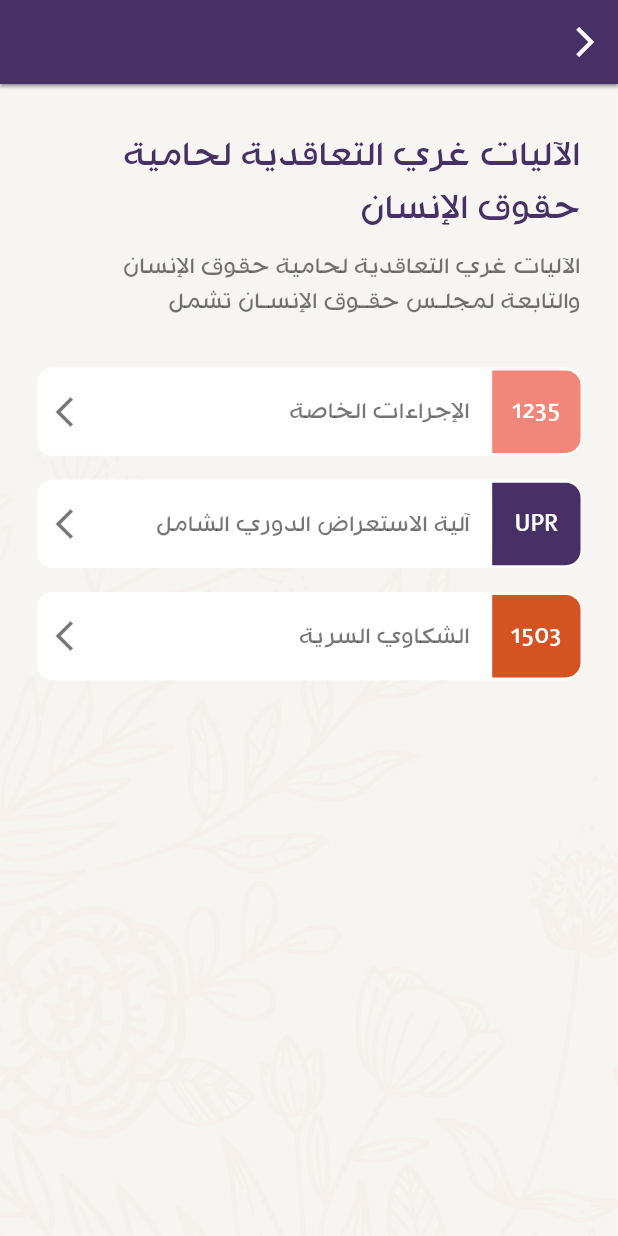
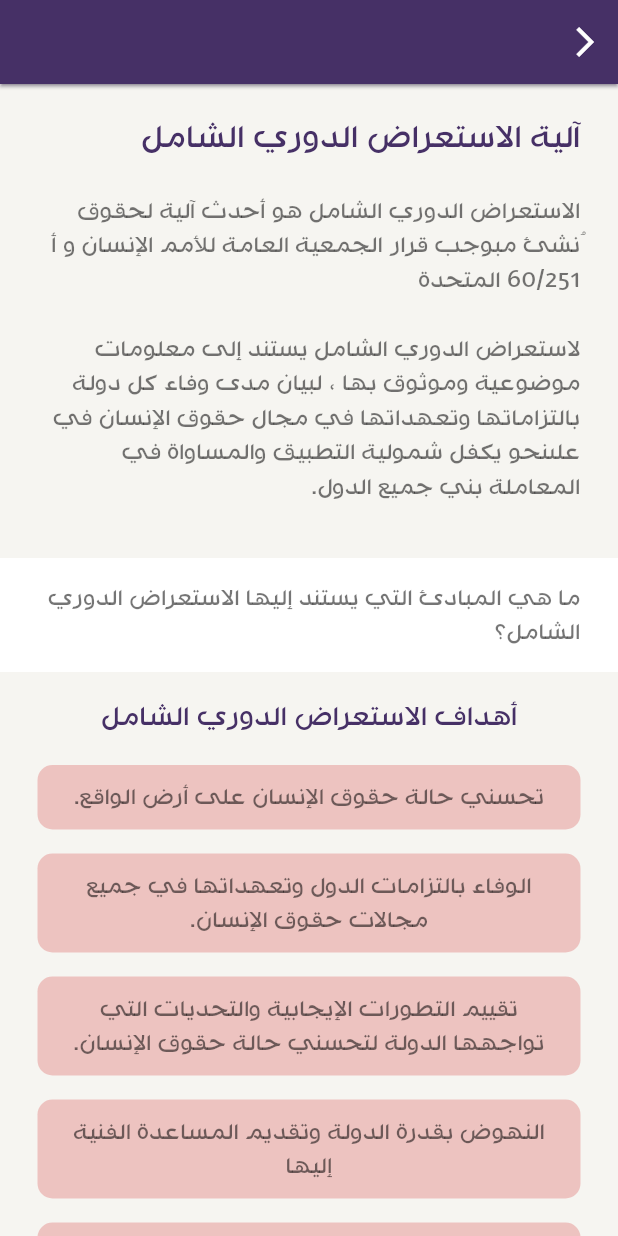
Before and after one commit to ashraf459810/waaea, a Flutter app: the GhairTahaqdyaScreen screen opened by its route, after a tap on "UPR", on a phone screen of 412 x 824 dp. Run offline on Flutter 3.47's test engine with Material 2 defaults, Android fonts, the phone set to English and light mode, and no system bars.

Commit message:
Fix All 4 Sections Completed V1

```diff
--- a/lib/Constants.dart
+++ b/lib/Constants.dart
@@ -21,6 +21,7 @@ class Constants {
   static String ijraatTableScreenshot = 'assets/images/ijraatTableScreenshot.png';
   static String ashabWlayatScreenshot = 'assets/images/ashabWlayatScreenshot.png';
   static String hadadMqrrinScreenshot = 'assets/images/hadadMqrrinScreenshot.png';
+  static String istihrathScreenshot = 'assets/images/istihrathScreenshot.png';
 
   //images / gender-violence
   static String topBg = 'assets/images/gender-violence/topBg.png';
@@ -42,6 +43,7 @@ class Constants {
   static Color blueColor = Color(0xff4777b6);
   static Color lightBlueColor = Color(0xffd5d7ff);
   static Color purpleColor = Color(0xff463066);
+  static Color lightBgColor = Color(0xfff6f5f1);
 
   //data
   static QuestionModel questionModel = new QuestionModel(
--- a/lib/UI/Screens/MultiHalamyaScreen/TawattawrScreen.dart
+++ b/lib/UI/Screens/MultiHalamyaScreen/TawattawrScreen.dart
@@ -14,12 +14,13 @@ class TawattawrScreen extends StatelessWidget {
         body: Container(
       height: MediaQuery.of(context).size.height,
       width: MediaQuery.of(context).size.width,
-      decoration: BoxDecoration(
-        image: DecorationImage(
-          image: AssetImage(Constants.bgFlower),
-          fit: BoxFit.cover,
-        ),
-      ),
+      color: Constants.lightBgColor,
+      // decoration: BoxDecoration(
+      //   image: DecorationImage(
+      //     image: AssetImage(Constants.bgFlower),
+      //     fit: BoxFit.cover,
+      //   ),
+      // ),
       child: SafeArea(
         child: SingleChildScrollView(
           child: Padding(
@@ -38,7 +39,7 @@ class TawattawrScreen extends StatelessWidget {
                   ),
                 ),
 
-                Image.asset(Constants.tattawratScreenshot,fit: BoxFit.fitWidth ,width: MediaQuery.of(context).size.width,),
+                Image.asset(Constants.tattawratScreenshot ,width: MediaQuery.of(context).size.width,),
                 // Padding(
                 //   padding:
                 //       const EdgeInsets.symmetric(horizontal: 10, vertical: 10),
--- /dev/null
+++ b/lib/UI/Screens/MultiHmayaScreen/Components/WarningContainer.dart
@@ -0,0 +1,27 @@
+import 'package:flutter/cupertino.dart';
+import 'package:flutter/material.dart';
+import 'package:wa3iaa/Utilities/ThemeOf.dart';
+
+class WarningContainer extends StatelessWidget {
+  final String text;
+  WarningContainer({required this.text});
+  @override
+  Widget build(BuildContext context) {
+    return Container(
+      width: MediaQuery.of(context).size.width,
+      margin: const EdgeInsets.symmetric(horizontal: 25, vertical: 8),
+      padding: const EdgeInsets.symmetric(horizontal: 15, vertical: 10),
+      decoration: BoxDecoration(
+          borderRadius: BorderRadius.circular(10),
+          color: theme(context).errorColor.withOpacity(0.25)),
+      child: Text(
+        text,
+        textAlign: TextAlign.center,
+        style: theme(context)
+            .textTheme
+            .headline2!
+            .copyWith(color: Colors.black54, fontSize: 20),
+      ),
+    );
+  }
+}
--- a/lib/UI/Screens/MultiHmayaScreen/GhairTahaqdyaScreen.dart
+++ b/lib/UI/Screens/MultiHmayaScreen/GhairTahaqdyaScreen.dart
@@ -2,6 +2,7 @@ import 'package:flutter/cupertino.dart';
 import 'package:flutter/material.dart';
 import 'package:wa3iaa/Models/QuotesModel.dart';
 import 'package:wa3iaa/UI/Screens/MultiHmayaScreen/IjraatXassScreen.dart';
+import 'package:wa3iaa/UI/Screens/MultiHmayaScreen/IstihrathScreen.dart';
 import 'package:wa3iaa/Utilities/ThemeOf.dart';
 
 import '../../../Constants.dart';
@@ -68,7 +69,7 @@ class GhairTahaqdyaScreen extends StatelessWidget {
                       title: "آلية الاستعراض الدوري الشامل",
                       label: "UPR",
                       bgColor: theme(context).primaryColor,
-                      onPressed: () {},
+                      onPressed: () => Navigator.pushNamed(context, IstihrathScreen.route),
                     ),
                     TahaqdyWidget(
                       title: "الشكاوي السرية",
--- /dev/null
+++ b/lib/UI/Screens/MultiHmayaScreen/IstihrathScreen.dart
@@ -0,0 +1,211 @@
+import 'package:flutter/cupertino.dart';
+import 'package:flutter/material.dart';
+import 'package:wa3iaa/Models/QuotesModel.dart';
+import 'package:wa3iaa/UI/Screens/DetailsScreen/HmayaDetailsScreen.dart';
+import 'package:wa3iaa/UI/Screens/MultiHmayaScreen/AshabWlayatScreen.dart';
+import 'package:wa3iaa/UI/Screens/MultiHmayaScreen/Components/WarningContainer.dart';
+import 'package:wa3iaa/UI/Screens/MultiHmayaScreen/HadadMqrrinScreen.dart';
+import 'package:wa3iaa/Utilities/ThemeOf.dart';
+
+import '../../../Constants.dart';
+import 'Components/TahaqdyWidget.dart';
+
+class IstihrathScreen extends StatelessWidget {
+  static const route = '/Istihrath';
+
+  @override
+  Widget build(BuildContext context) {
+    return Scaffold(
+        appBar: AppBar(
+          backgroundColor: theme(context).primaryColor,
+          leading: IconButton(
+            icon: Icon(
+              Icons.arrow_back_ios,
+              color: Colors.white,
+            ),
+            onPressed: () => Navigator.pop(context),
+          ),
+        ),
+        body: Container(
+          height: MediaQuery.of(context).size.height,
+          width: MediaQuery.of(context).size.width,
+          color: Constants.lightBgColor,
+          // decoration: BoxDecoration(
+          //   image: DecorationImage(
+          //     image: AssetImage(Constants.bgFlower),
+          //     fit: BoxFit.cover,
+          //   ),
+          // ),
+          child: SafeArea(
+            child: SingleChildScrollView(
+              child: Column(
+                crossAxisAlignment: CrossAxisAlignment.start,
+                children: [
+                  SizedBox(
+                    height: 10,
+                  ),
+                  Padding(
+                    padding: const EdgeInsets.symmetric(
+                        horizontal: 25, vertical: 10),
+                    child: Text(
+                      "آلية الاستعراض الدوري الشامل",
+                      style: theme(context).textTheme.headline5!.copyWith(
+                          color: theme(context).primaryColor, fontSize: 28),
+                      textDirection: TextDirection.rtl,
+                    ),
+                  ),
+                  Padding(
+                    padding: const EdgeInsets.symmetric(
+                        horizontal: 25, vertical: 10),
+                    child: Text(
+                      "الاستعراض الدوري الشامل هو أحدث آلية لحقوق ُنشئ مبوجب قرار الجمعية العامة للأمم الإنسان و أ 60/251 المتحدة" +
+                          "\n" +
+                          "\n" +
+                          "لاستعراض الدوري الشامل يستند إلى معلومات موضوعية وموثوق بها ، لبيان مدى وفاء كل دولة بالتزاماتها وتعهداتها في مجال حقوق الإنسان في علىنحو يكفل شمولية التطبيق والمساواة في المعاملة بني جميع الدول.",
+                      style: theme(context)
+                          .textTheme
+                          .headline5!
+                          .copyWith(color: Colors.black54, fontSize: 20),
+                      textDirection: TextDirection.rtl,
+                    ),
+                  ),
+                  SizedBox(
+                    height: 20,
+                  ),
+                  rowQuestionWidget(
+                      context: context,
+                      text:
+                          "ما هي المبادئ التي يستند إليها الاستعراض الدوري الشامل؟",
+                      onPressed: () {}),
+                  Padding(
+                    padding: const EdgeInsets.symmetric(
+                        horizontal: 25, vertical: 10),
+                    child: Center(
+                      child: Text(
+                        "أهداف الاستعراض الدوري الشامل",
+                        style: theme(context).textTheme.headline5!.copyWith(
+                            color: theme(context).primaryColor, fontSize: 24),
+                        textDirection: TextDirection.rtl,
+                      ),
+                    ),
+                  ),
+                  WarningContainer(
+                      text: "تحسني حالة حقوق الإنسان على أرض الواقع."),
+                  WarningContainer(
+                      text:
+                          "الوفاء بالتزامات الدول وتعهداتها في جميع مجالات حقوق الإنسان."),
+                  WarningContainer(
+                      text:
+                          "تقييم التطورات الإيجابية والتحديات التي تواجهها الدولة لتحسني حالة حقوق الإنسان."),
+                  WarningContainer(
+                      text: "النهوض بقدرة الدولة وتقديم المساعدة الفنية إليها"),
+                  WarningContainer(text: "التشاور مع الدول المعنية وموافقتها."),
+                  WarningContainer(
+                      text: "دعم التعاون في مجال تعزيز وحامية حقوق الإنسان."),
+                  rowQuestionWidget(
+                      context: context,
+                      text: "ما هو الأساس الذي تستعرض مبوجبه الدولة؟",
+                      onPressed: () {}),
+                  Padding(
+                    padding: const EdgeInsets.symmetric(
+                        horizontal: 25, vertical: 10),
+                    child: Center(
+                      child: Text(
+                        "الجهات التي تقدم معلومات ضمن آلية الاستعراض الدوري الشامل",
+                        textAlign: TextAlign.center,
+                        style: theme(context).textTheme.headline5!.copyWith(
+                            color: theme(context).primaryColor, fontSize: 25),
+                        textDirection: TextDirection.rtl,
+                      ),
+                    ),
+                  ),
+                  Center(
+                      child: Padding(
+                    padding:
+                        const EdgeInsets.symmetric(horizontal: 4, vertical: 10),
+                    child: Image.asset(
+                      Constants.istihrathScreenshot,
+                    ),
+                  )),
+                  Padding(
+                    padding: const EdgeInsets.symmetric(
+                        horizontal: 25, vertical: 10),
+                    child: Center(
+                      child: Text(
+                        "مراحل الاستعراض الدوري الشامل",
+                        textAlign: TextAlign.center,
+                        style: theme(context).textTheme.headline5!.copyWith(
+                            color: theme(context).primaryColor, fontSize: 25),
+                        textDirection: TextDirection.rtl,
+                      ),
+                    ),
+                  ),
+                  warningContainer(context: context, text: "التحضري الوطني"),
+                  warningContainer(context: context, text: "جلسة الاستعراض"),
+                  warningContainer(context: context, text: " تقرير الفريق"),
+                  warningContainer(context: context, text: "التنفيذ والمتابعة"),
+                  warningContainer(
+                      context: context, text: "الاستعداد للاستعراض الكامل"),
+                  rowQuestionWidget(
+                      context: context,
+                      text: "كيف ميكن للمنظامت غري الحكومية أن تشارك؟",
+                      onPressed: () {}),
+                  rowQuestionWidget(
+                      context: context,
+                      text: "كيف ميكنك متابعة نتائج الاستعراض الدوري الشامل؟",
+                      onPressed: () {}),
+                  SizedBox(height: 20,)
+                ],
+              ),
+            ),
+          ),
+        ));
+  }
+
+  Widget warningContainer(
+      {required BuildContext context, required String text}) {
+    return Center(
+      child: Container(
+        width: MediaQuery.of(context).size.width / 1.7,
+        margin: const EdgeInsets.symmetric(horizontal: 25, vertical: 8),
+        padding: const EdgeInsets.symmetric(horizontal: 15, vertical: 10),
+        decoration: BoxDecoration(
+            borderRadius: BorderRadius.circular(10),
+            color: Constants.lightPinkColor),
+        child: Text(
+          text,
+          textAlign: TextAlign.center,
+          style: theme(context)
+              .textTheme
+              .headline5!
+              .copyWith(color: Colors.white, fontSize: 20),
+          textDirection: TextDirection.rtl,
+        ),
+      ),
+    );
+  }
+
+  Widget rowQuestionWidget(
+      {required BuildContext context,
+      required String text,
+      required void Function() onPressed}) {
+    return GestureDetector(
+      onTap: onPressed,
+      child: Container(
+        margin: EdgeInsets.symmetric(
+          vertical: 6,
+        ),
+        color: Colors.white,
+        width: MediaQuery.of(context).size.width,
+        padding: const EdgeInsets.symmetric(horizontal: 25, vertical: 15),
+        child: Text(
+          text,
+          style: theme(context)
+              .textTheme
+              .headline2!
+              .copyWith(color: Colors.black54, fontSize: 20),
+        ),
+      ),
+    );
+  }
+}
--- a/lib/UI/Screens/SubCategoriesScreen/SubCategoriesScreen.dart
+++ b/lib/UI/Screens/SubCategoriesScreen/SubCategoriesScreen.dart
@@ -24,7 +24,7 @@ class SubCategoriesScreen extends StatelessWidget {
             onTap: () => Navigator.pop(context),
             child: Icon(Icons.arrow_back_ios)),
         title: Text(
-          "الحقوقي والقانوين",
+          "الحقوقي والقانوني",
           style: theme(context)
               .textTheme
               .headline5!
--- a/lib/main.dart
+++ b/lib/main.dart
@@ -19,6 +19,7 @@ import 'UI/Screens/MultiHmayaScreen/GhairTahaqdyaScreen.dart';
 import 'UI/Screens/MultiHmayaScreen/HadadMqrrinScreen.dart';
 import 'UI/Screens/MultiHmayaScreen/IjraatXassScreen.dart';
 import 'UI/Screens/MultiHmayaScreen/IltzamatScreen.dart';
+import 'UI/Screens/MultiHmayaScreen/IstihrathScreen.dart';
 import 'UI/Screens/MultiHmayaScreen/ItarScreen.dart';
 import 'UI/Screens/MultiHmayaScreen/MasadrHmayaScreen.dart';
 import 'UI/Screens/MultiHquqScreen/Definition1Screen.dart';
@@ -90,6 +91,7 @@ class MyApp extends StatelessWidget {
             IjraatXassScreen.route: (context) => IjraatXassScreen(),
             AshabWlayatScreen.route: (context) => AshabWlayatScreen(),
             HadadMqrrinScreen.route: (context) => HadadMqrrinScreen(),
+            IstihrathScreen.route: (context) => IstihrathScreen(),
 
           },
         ));
```
Also changed, not shown: assets/images/istihrathScreenshot.png (added), assets/images/tattawratScreenshot.png.
